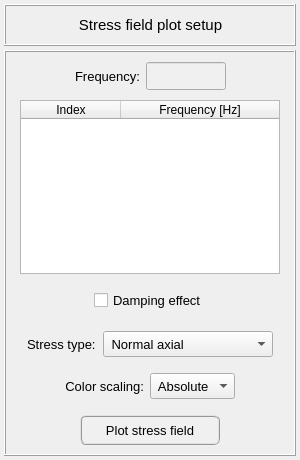
Qt form pulse/interface/ui_files/plots/results/structural/plot_stresses_field_for_harmonic_analysis.ui (open-pulse/OpenPulse) before a commit.
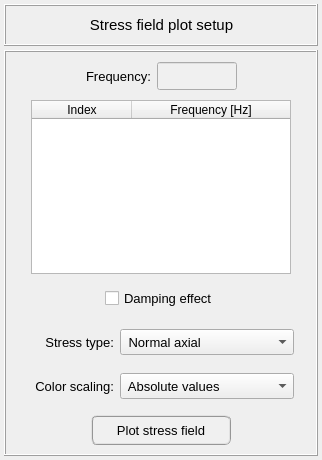
The same form after that commit.

Commit message: New scale colors for structural analysis

Patch:
```diff
--- a/pulse/interface/ui_files/plots/results/structural/plot_stresses_field_for_harmonic_analysis.ui
+++ b/pulse/interface/ui_files/plots/results/structural/plot_stresses_field_for_harmonic_analysis.ui
@@ -6,7 +6,7 @@
    <rect>
     <x>0</x>
     <y>0</y>
-    <width>300</width>
+    <width>322</width>
     <height>460</height>
    </rect>
   </property>
@@ -464,17 +464,32 @@
          <enum>QFrame::Raised</enum>
         </property>
         <layout class="QGridLayout" name="gridLayout_9">
+         <property name="leftMargin">
+          <number>0</number>
+         </property>
+         <property name="topMargin">
+          <number>0</number>
+         </property>
+         <property name="rightMargin">
+          <number>0</number>
+         </property>
+         <property name="bottomMargin">
+          <number>0</number>
+         </property>
+         <property name="verticalSpacing">
+          <number>0</number>
+         </property>
          <item row="0" column="2">
           <widget class="QComboBox" name="comboBox_stress_type">
            <property name="minimumSize">
             <size>
-             <width>170</width>
+             <width>174</width>
              <height>26</height>
             </size>
            </property>
            <property name="maximumSize">
             <size>
-             <width>170</width>
+             <width>174</width>
              <height>26</height>
             </size>
            </property>
@@ -553,13 +568,13 @@
           <widget class="QLabel" name="label_5">
            <property name="minimumSize">
             <size>
-             <width>70</width>
+             <width>86</width>
              <height>26</height>
             </size>
            </property>
            <property name="maximumSize">
             <size>
-             <width>70</width>
+             <width>86</width>
              <height>26</height>
             </size>
            </property>
@@ -571,6 +586,9 @@
            <property name="text">
             <string>Stress type:</string>
            </property>
+           <property name="alignment">
+            <set>Qt::AlignRight|Qt::AlignTrailing|Qt::AlignVCenter</set>
+           </property>
           </widget>
          </item>
         </layout>
@@ -615,48 +633,30 @@
          <property name="verticalSpacing">
           <number>0</number>
          </property>
-         <item row="0" column="2">
-          <widget class="QComboBox" name="comboBox_color_scaling">
-           <property name="minimumSize">
-            <size>
-             <width>0</width>
-             <height>26</height>
-            </size>
+         <item row="0" column="3">
+          <spacer name="horizontalSpacer_2">
+           <property name="orientation">
+            <enum>Qt::Horizontal</enum>
            </property>
-           <property name="maximumSize">
+           <property name="sizeHint" stdset="0">
             <size>
-             <width>16777215</width>
-             <height>26</height>
+             <width>40</width>
+             <height>20</height>
             </size>
            </property>
-           <property name="font">
-            <font>
-             <pointsize>10</pointsize>
-            </font>
-           </property>
-           <item>
-            <property name="text">
-             <string> Absolute</string>
-            </property>
-           </item>
-           <item>
-            <property name="text">
-             <string> Real</string>
-            </property>
-           </item>
-          </widget>
+          </spacer>
          </item>
          <item row="0" column="1">
           <widget class="QLabel" name="label_2">
            <property name="minimumSize">
             <size>
-             <width>0</width>
+             <width>86</width>
              <height>26</height>
             </size>
            </property>
            <property name="maximumSize">
             <size>
-             <width>16777215</width>
+             <width>86</width>
              <height>26</height>
             </size>
            </property>
@@ -686,18 +686,51 @@
            </property>
           </spacer>
          </item>
-         <item row="0" column="3">
-          <spacer name="horizontalSpacer_2">
-           <property name="orientation">
-            <enum>Qt::Horizontal</enum>
+         <item row="0" column="2">
+          <widget class="QComboBox" name="comboBox_color_scale">
+           <property name="minimumSize">
+            <size>
+             <width>174</width>
+             <height>26</height>
+            </size>
            </property>
-           <property name="sizeHint" stdset="0">
+           <property name="maximumSize">
             <size>
-             <width>40</width>
-             <height>20</height>
+             <width>174</width>
+             <height>26</height>
             </size>
            </property>
-          </spacer>
+           <property name="font">
+            <font>
+             <pointsize>10</pointsize>
+            </font>
+           </property>
+           <item>
+            <property name="text">
+             <string> Absolute values</string>
+            </property>
+           </item>
+           <item>
+            <property name="text">
+             <string> Real values</string>
+            </property>
+           </item>
+           <item>
+            <property name="text">
+             <string> Imaginary values</string>
+            </property>
+           </item>
+           <item>
+            <property name="text">
+             <string> Animation (absolute)</string>
+            </property>
+           </item>
+           <item>
+            <property name="text">
+             <string> Animation (non absolute)</string>
+            </property>
+           </item>
+          </widget>
          </item>
         </layout>
        </widget>
@@ -723,6 +756,18 @@
          <enum>QFrame::Raised</enum>
         </property>
         <layout class="QGridLayout" name="gridLayout_10">
+         <property name="leftMargin">
+          <number>0</number>
+         </property>
+         <property name="topMargin">
+          <number>0</number>
+         </property>
+         <property name="rightMargin">
+          <number>0</number>
+         </property>
+         <property name="bottomMargin">
+          <number>0</number>
+         </property>
          <item row="0" column="1">
           <widget class="QCheckBox" name="checkBox_damping_effect">
            <property name="minimumSize">
```
The commit also changes 27 other files.
